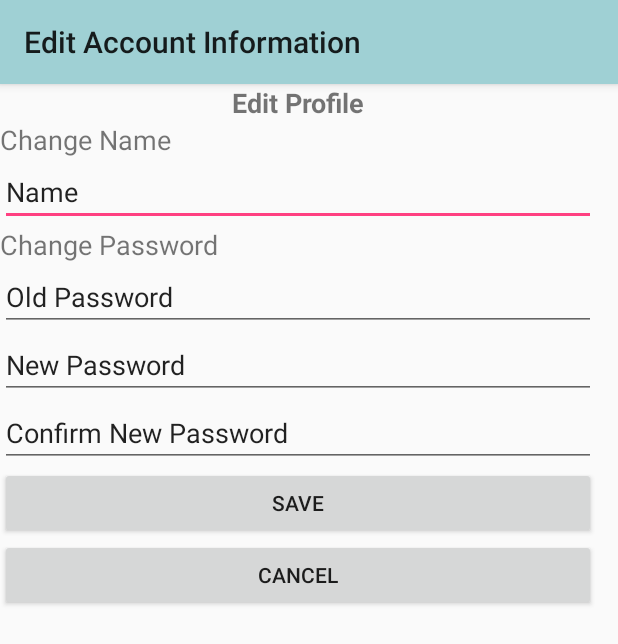
After one commit to Rahafmm/HIREME, an Android app: the EditProfileActivity screen opened directly, with no data from a screen before it, on a phone screen of 412 x 824 dp. The commit adds this screen. Shown: the top 644 px of the screen. Run offline under Robolectric (Android 15) with nearby library versions, the phone set to English and light mode, and no system bars; our stand-ins replace Firebase (no records; nobody signed in at launch, a user with empty details on screens opened directly), sdp/ssp sizes.

Commit message:
Merge branch 'master' of /Users/kholoud/StudioProjects/HIREME with conflicts.

```diff
--- a/app/src/main/AndroidManifest.xml
+++ b/app/src/main/AndroidManifest.xml
@@ -19,12 +19,10 @@
             </intent-filter>
         </activity>
         <activity android:name=".LoginActivity" />
-        <activity android:name=".ProfileEditActivity2" />
         <activity android:name=".ProfileActivity" />
         <activity android:name=".RegisterOrgActivity" />
         <activity android:name=".LoginOrgActivity" />
-        <activity android:name=".activityAddPosition" />
-
+        <activity android:name=".AccuontActivity.EditProfileActivity"></activity>
     </application>
 
 </manifest>
--- /dev/null
+++ b/app/src/main/java/com/example/hp/hireme/AccuontActivity/EditProfileActivity.java
@@ -0,0 +1,102 @@
+package com.example.hp.hireme.AccuontActivity;
+
+import android.support.v7.app.AppCompatActivity;
+import android.os.Bundle;
+import android.app.ProgressDialog;
+import android.content.Intent;
+import android.os.Bundle;
+import android.support.annotation.NonNull;
+import android.support.v7.app.AppCompatActivity;
+import android.text.TextUtils;
+import android.view.View;
+import android.widget.Button;
+import android.widget.EditText;
+import android.widget.TextView;
+import android.widget.Toast;
+import com.google.android.gms.tasks.OnCompleteListener;
+import com.google.android.gms.tasks.Task;
+import com.google.firebase.auth.AuthResult;
+import com.google.firebase.auth.FirebaseAuth;
+import com.google.firebase.database.DataSnapshot;
+import com.google.firebase.database.DatabaseError;
+import com.google.firebase.database.DatabaseReference;
+import com.google.firebase.database.FirebaseDatabase;
+import com.google.firebase.database.ValueEventListener;
+import android.app.ProgressDialog;
+import android.content.Intent;
+import android.os.Bundle;
+import android.support.annotation.NonNull;
+import android.support.v7.app.AppCompatActivity;
+import android.text.TextUtils;
+import android.view.View;
+import android.widget.Button;
+import android.widget.EditText;
+import android.widget.TextView;
+import android.widget.Toast;
+
+import com.google.android.gms.tasks.OnCompleteListener;
+import com.google.android.gms.tasks.Task;
+import com.google.firebase.auth.AuthResult;
+import com.google.firebase.auth.FirebaseAuth;
+import com.example.hp.hireme.R;
+
+public class EditProfileActivity extends AppCompatActivity {
+
+
+    private EditText name;
+
+    private EditText oldPass;
+
+    private EditText newPass;
+
+    private EditText conPass;
+
+    private Button save;
+
+    private Button cancel;
+
+    private ProgressDialog progressDialog;
+    //private FirebaseAuth firebaseAuth;
+
+    private FirebaseAuth.AuthStateListener authStateListener;
+
+    @Override
+    protected void onCreate(Bundle savedInstanceState) {
+        super.onCreate(savedInstanceState);
+        setContentView(R.layout.activity_edit_profile);
+
+        setTitle("Edit Account Information");
+
+        name = (EditText) findViewById(R.id.name);
+        oldPass = (EditText) findViewById(R.id.oldPass);
+        newPass = (EditText) findViewById(R.id.newPass);
+        conPass = (EditText) findViewById(R.id.conPass);
+
+        save = (Button) findViewById(R.id.save);
+        cancel = (Button) findViewById(R.id.cancel);
+
+        progressDialog = new ProgressDialog(this);}
+
+
+        private void CanProfileEdit(){
+
+            String Name = name.getText().toString();
+            String OldPass = oldPass.getText().toString().trim();
+            String NewPass = newPass.getText().toString().trim();
+            String ConPass = conPass.getText().toString().trim();
+
+            // update the user profile information in Firebase database.
+            if (TextUtils.isEmpty(Name) || TextUtils.isEmpty(OldPass) || TextUtils.isEmpty(NewPass)
+                    || TextUtils.isEmpty(ConPass)) {
+
+                Toast.makeText(this, "All fields must be filled", Toast.LENGTH_LONG).show();
+                return;
+            }
+        progressDialog.setMessage("Saving edits please wait");
+        progressDialog.show();
+
+
+
+    }
+
+}
--- a/app/src/main/java/com/example/hp/hireme/LoginActivity.java
+++ b/app/src/main/java/com/example/hp/hireme/LoginActivity.java
@@ -119,7 +119,7 @@ public class LoginActivity extends AppCompatActivity implements View.OnClickList
     private EditText editTextEmail;
     private EditText editTextPasword;
     private TextView textViewregister;
-   private FirebaseAuth firebaseAuth;
+    private FirebaseAuth firebaseAuth;
     private ProgressDialog progressDialog;
     private TextView textViewregisterorg;
     private TextView textViewloginorg;
--- /dev/null
+++ b/app/src/main/res/layout/activity_edit_profile.xml
@@ -0,0 +1,170 @@
+<?xml version="1.0" encoding="utf-8"?>
+<android.support.constraint.ConstraintLayout xmlns:android="http://schemas.android.com/apk/res/android"
+    xmlns:app="http://schemas.android.com/apk/res-auto"
+    xmlns:tools="http://schemas.android.com/tools"
+    android:layout_width="match_parent"
+    android:layout_height="match_parent"
+    android:orientation="vertical"
+    tools:context="com.example.hp.hireme.AccuontActivity.EditProfileActivity">
+
+
+    <!--//name-->
+    <!--<EditText-->
+        <!--android:id="@+id/profile_name"-->
+        <!--android:layout_width="0dp"-->
+        <!--android:layout_height="wrap_content"-->
+        <!--android:hint="@string/edit_profile_name"-->
+        <!--android:inputType="textPersonName"-->
+        <!--android:maxLines="1"-->
+        <!--android:padding="@dimen/_12sdp"-->
+        <!--android:textSize="@dimen/_12sdp"-->
+        <!--android:background="@drawable/bottom_border"-->
+        <!--android:textColor="@color/colorBlack"-->
+        <!--android:singleLine="true"-->
+        <!--tools:layout_editor_absoluteY="0dp"-->
+        <!--tools:layout_editor_absoluteX="8dp" />-->
+
+
+    <!--//old password-->
+    <!--<EditText-->
+        <!--android:id="@+id/oldPass"-->
+        <!--android:layout_width="0dp"-->
+        <!--android:layout_height="wrap_content"-->
+        <!--android:hint="@string/edit_old_pass"-->
+        <!--android:inputType="textOldPass"-->
+        <!--android:maxLines="1"-->
+        <!--android:padding="@dimen/_12sdp"-->
+        <!--android:textSize="@dimen/_12sdp"-->
+        <!--android:background="@drawable/bottom_border"-->
+        <!--android:textColor="@color/colorBlack"-->
+        <!--android:singleLine="true"-->
+        <!--tools:layout_editor_absoluteY="0dp"-->
+        <!--tools:layout_editor_absoluteX="8dp" />-->
+
+    <!--//new password-->
+    <!--<EditText-->
+        <!--android:id="@+id/newPass"-->
+        <!--android:layout_width="0dp"-->
+        <!--android:layout_height="wrap_content"-->
+        <!--android:hint="@string/edit_new_pass"-->
+        <!--android:inputType="textNewPass"-->
+        <!--android:maxLines="1"-->
+        <!--android:padding="@dimen/_12sdp"-->
+        <!--android:textSize="@dimen/_12sdp"-->
+        <!--android:background="@drawable/bottom_border"-->
+        <!--android:textColor="@color/colorBlack"-->
+        <!--android:singleLine="true"-->
+        <!--tools:layout_editor_absoluteY="0dp"-->
+        <!--tools:layout_editor_absoluteX="8dp" />-->
+
+    <!--//conf. new password-->
+    <!--<EditText-->
+        <!--android:id="@+id/newPassConf"-->
+        <!--android:layout_width="0dp"-->
+        <!--android:layout_height="wrap_content"-->
+        <!--android:hint="@string/edit_new_pass_conf"-->
+        <!--android:inputType="textNewPassConf"-->
+        <!--android:maxLines="1"-->
+        <!--android:padding="@dimen/_12sdp"-->
+        <!--android:textSize="@dimen/_12sdp"-->
+        <!--android:background="@drawable/bottom_border"-->
+        <!--android:textColor="@color/colorBlack"-->
+        <!--android:singleLine="true"-->
+        <!--tools:layout_editor_absoluteY="0dp"-->
+        <!--tools:layout_editor_absoluteX="8dp" />-->
+
+    <!--//btn-->
+    <!--<Button-->
+        <!--android:id="@+id/save_edit_button"-->
+        <!--android:layout_width="395dp"-->
+        <!--android:layout_height="wrap_content"-->
+        <!--android:textColor="@color/colorWhite"-->
+        <!--android:text="@string/save_edit"-->
+        <!--android:background="@color/colorPrimaryDark"-->
+        <!--android:padding="@dimen/_12sdp"-->
+        <!--tools:layout_editor_absoluteY="0dp"-->
+        <!--tools:layout_editor_absoluteX="8dp" />-->
+
+
+    <LinearLayout
+        android:layout_width="397dp"
+        android:layout_height="526dp"
+        android:orientation="vertical"
+        tools:layout_editor_absoluteX="9dp"
+        tools:layout_editor_absoluteY="34dp">
+
+        <TextView
+            android:id="@+id/textView2"
+            android:layout_width="match_parent"
+            android:layout_height="wrap_content"
+            android:text="Edit Profile"
+            android:textAlignment="center"
+            android:textSize="18sp"
+            android:textStyle="bold"
+            tools:layout_editor_absoluteX="29dp"
+            tools:layout_editor_absoluteY="38dp" />
+
+        <TextView
+            android:id="@+id/textView3"
+            android:layout_width="match_parent"
+            android:layout_height="wrap_content"
+            android:text="Change Name"
+            android:textSize="18sp" />
+
+        <EditText
+            android:id="@+id/name"
+            android:layout_width="match_parent"
+            android:layout_height="wrap_content"
+            android:ems="10"
+            android:inputType="textPersonName"
+            android:text="Name" />
+
+        <TextView
+            android:id="@+id/textView4"
+            android:layout_width="match_parent"
+            android:layout_height="wrap_content"
+            android:text="Change Password"
+            android:textAllCaps="false"
+            android:textSize="18sp" />
+
+        <EditText
+            android:id="@+id/oldPass"
+            android:layout_width="match_parent"
+            android:layout_height="wrap_content"
+            android:ems="10"
+            android:hint="old password"
+            android:inputType="textPersonName"
+            android:text="Old Password" />
+
+        <EditText
+            android:id="@+id/newPass"
+            android:layout_width="match_parent"
+            android:layout_height="wrap_content"
+            android:ems="10"
+            android:hint="new password"
+            android:inputType="textPersonName"
+            android:text="New Password" />
+
+        <EditText
+            android:id="@+id/conPass"
+            android:layout_width="match_parent"
+            android:layout_height="wrap_content"
+            android:ems="10"
+            android:hint="confirm new password"
+            android:inputType="textPersonName"
+            android:text="Confirm New Password" />
+
+        <Button
+            android:id="@+id/save"
+            android:layout_width="match_parent"
+            android:layout_height="wrap_content"
+            android:elevation="0dp"
+            android:text="Save" />
+
+        <Button
+            android:id="@+id/cancel"
+            android:layout_width="match_parent"
+            android:layout_height="wrap_content"
+            android:text="Cancel" />
+    </LinearLayout>
+</android.support.constraint.ConstraintLayout>
```
